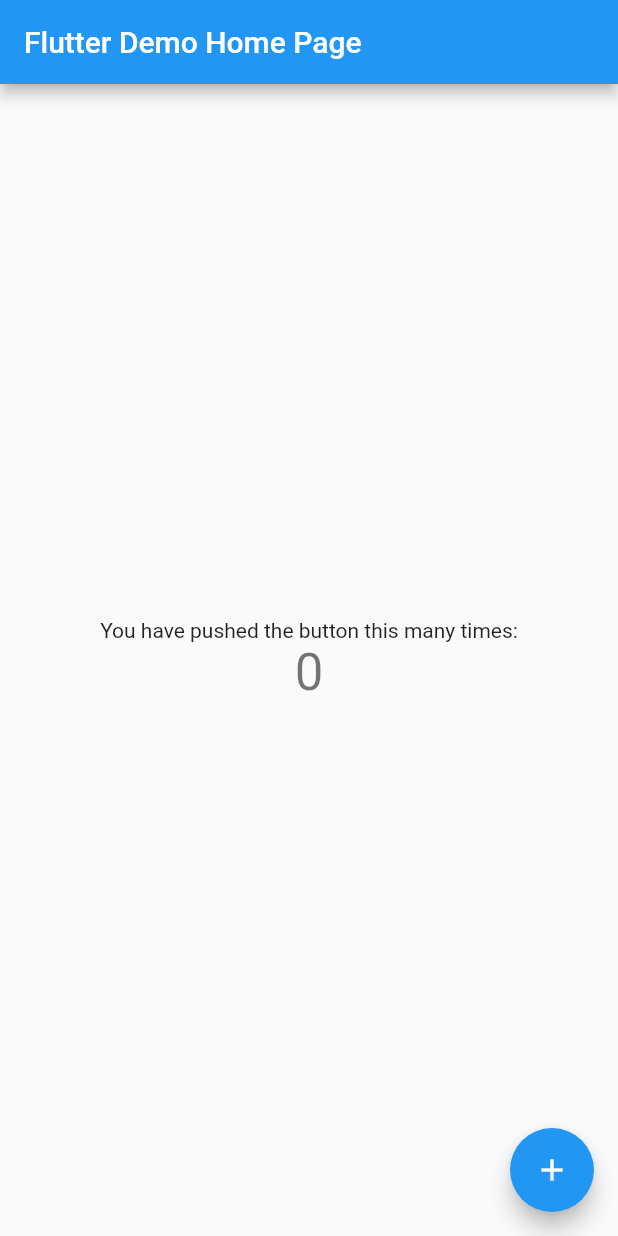
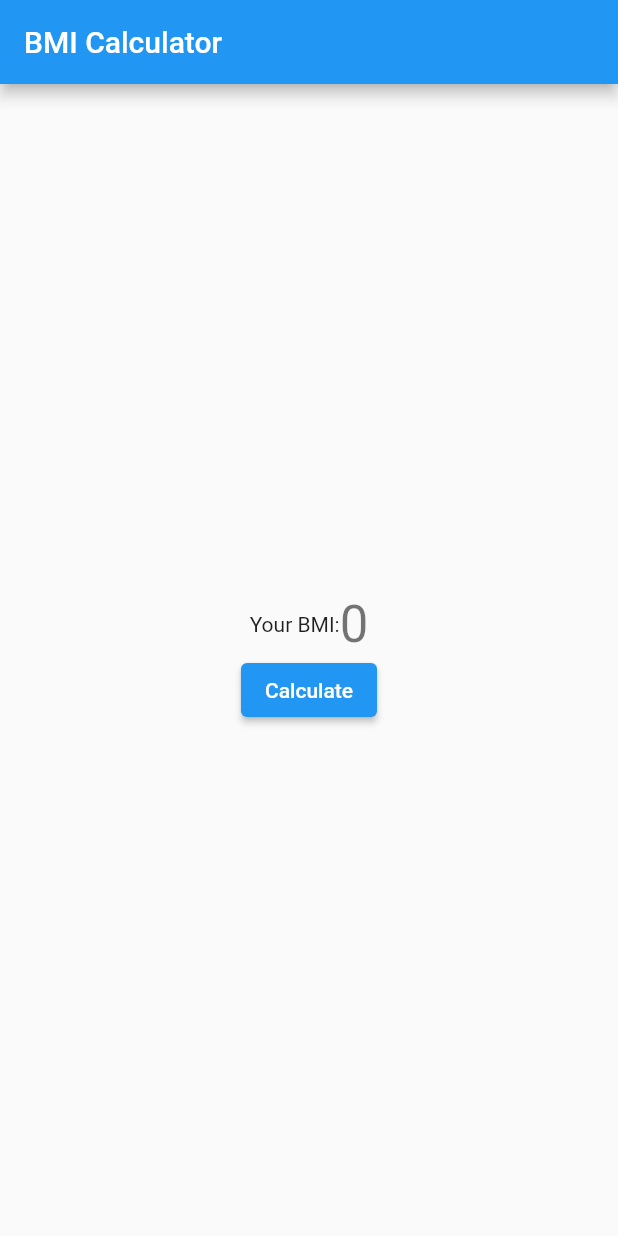
Before and after one commit to amigosilo/BMI_Calculator, a Flutter app: the screen it shows after launch, on a phone screen of 412 x 824 dp. Run offline on Flutter 3.47's test engine with Material 2 defaults, Android fonts, the phone set to English and light mode, and no system bars.

Commit message:
Result and 'Calculate' button, implemented

```diff
--- a/lib/main.dart
+++ b/lib/main.dart
@@ -24,7 +24,7 @@ class MyApp extends StatelessWidget {
         // is not restarted.
         primarySwatch: Colors.blue,
       ),
-      home: const MyHomePage(title: 'Flutter Demo Home Page'),
+      home: const MyHomePage(title: 'BMI Calculator'),
     );
   }
 }
@@ -48,16 +48,11 @@ class MyHomePage extends StatefulWidget {
 }
 
 class _MyHomePageState extends State<MyHomePage> {
-  int _counter = 0;
+  int _bmi = 0;
 
-  void _incrementCounter() {
-    setState(() {
-      // This call to setState tells the Flutter framework that something has
-      // changed in this State, which causes it to rerun the build method below
-      // so that the display can reflect the updated values. If we changed
-      // _counter without calling setState(), then the build method would not be
-      // called again, and so nothing would appear to happen.
-      _counter++;
+  void _calculate() {
+    setState(() { // TODO Placeholder function, change to proper function.
+      _bmi++;
     });
   }
 
@@ -69,7 +64,7 @@ class _MyHomePageState extends State<MyHomePage> {
     // The Flutter framework has been optimized to make rerunning build methods
     // fast, so that you can just rebuild anything that needs updating rather
     // than having to individually change instances of widgets.
-    //a aaaaaaaa
+    //
     return Scaffold(
       appBar: AppBar(
         // Here we take the value from the MyHomePage object that was created by
@@ -96,21 +91,30 @@ class _MyHomePageState extends State<MyHomePage> {
           // horizontal).
           mainAxisAlignment: MainAxisAlignment.center,
           children: <Widget>[
-            const Text(
-              'You have pushed the button this many times:',
+            Row(
+              mainAxisAlignment: MainAxisAlignment.center,
+              children: <Widget>[
+                const Text(
+                  'Your BMI:',
+                ),
+                Text(
+                  '$_bmi',
+                  style: Theme.of(context).textTheme.headline4,
+                ),
+              ],
             ),
-            Text(
-              '$_counter',
-              style: Theme.of(context).textTheme.headline4,
+            Row(
+              mainAxisAlignment: MainAxisAlignment.center,
+              children: <Widget>[
+                ElevatedButton(
+                    onPressed: _calculate,
+                    child: const Text('Calculate'),
+                ),
+              ],
             ),
           ],
         ),
       ),
-      floatingActionButton: FloatingActionButton(
-        onPressed: _incrementCounter,
-        tooltip: 'Increment',
-        child: const Icon(Icons.add),
-      ), // This trailing comma makes auto-formatting nicer for build methods.
     );
   }
 }
```
